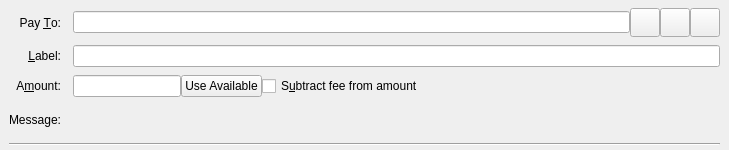
This is src/qt/forms/sendcoinsentry.ui in Swampthing-SwampCoin/swamp as Qt 5 draws it before an edit. The edited form follows.
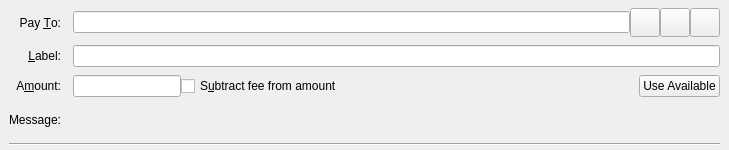
This is the edited form. Custom widgets are drawn as their Qt base class.

Commit message: move use available

```diff
--- a/src/qt/forms/sendcoinsentry.ui
+++ b/src/qt/forms/sendcoinsentry.ui
@@ -151,10 +151,33 @@
      </widget>
     </item>
     <item row="2" column="1">
-     <layout class="QHBoxLayout" name="horizontalLayoutAmount" stretch="0,0,1">
+     <layout class="QHBoxLayout" name="horizontalLayoutAmount" stretch="0,0,1,0">
       <item>
        <widget class="BitcoinAmountField" name="payAmount"/>
       </item>
+      <item>
+       <widget class="QCheckBox" name="checkboxSubtractFeeFromAmount">
+        <property name="toolTip">
+         <string>The fee will be deducted from the amount being sent. The recipient will receive a lower amount of Swamp than you enter in the amount field. If multiple recipients are selected, the fee is split equally.</string>
+        </property>
+        <property name="text">
+         <string>S&amp;ubtract fee from amount</string>
+        </property>
+       </widget>
+      </item>
+      <item>
+       <spacer name="horizontalSpacerAmountRow">
+        <property name="orientation">
+         <enum>Qt::Horizontal</enum>
+        </property>
+        <property name="sizeHint" stdset="0">
+         <size>
+          <width>40</width>
+          <height>20</height>
+         </size>
+        </property>
+       </spacer>
+      </item>
       <item>
        <widget class="QPushButton" name="useAvailableButton">
         <property name="toolTip">
@@ -168,16 +191,6 @@
         </property>
        </widget>
       </item>
-      <item>
-       <widget class="QCheckBox" name="checkboxSubtractFeeFromAmount">
-        <property name="toolTip">
-         <string>The fee will be deducted from the amount being sent. The recipient will receive a lower amount of Swamp than you enter in the amount field. If multiple recipients are selected, the fee is split equally.</string>
-        </property>
-        <property name="text">
-         <string>S&amp;ubtract fee from amount</string>
-        </property>
-       </widget>
-      </item>
      </layout>
     </item>
     <item row="3" column="0">
```
The commit also changes 1 other file.
